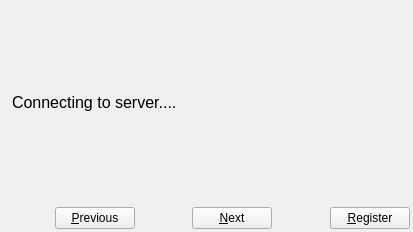
Before: the Qt Designer form src/imclient/login/applyforregistrationwidget.ui in ihehui/messenger, drawn with Qt 5.
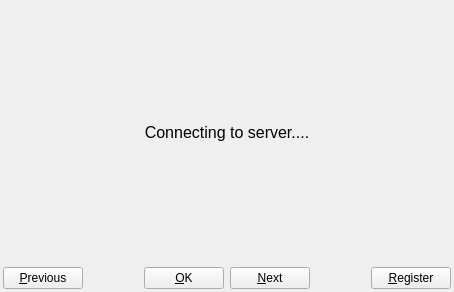
After: the same form once the commit is applied.

```diff
--- a/src/imclient/login/applyforregistrationwidget.ui
+++ b/src/imclient/login/applyforregistrationwidget.ui
@@ -6,8 +6,8 @@
    <rect>
     <x>0</x>
     <y>0</y>
-    <width>413</width>
-    <height>219</height>
+    <width>454</width>
+    <height>292</height>
    </rect>
   </property>
   <property name="windowTitle">
@@ -34,6 +34,9 @@
          <property name="text">
           <string>Connecting to server....</string>
          </property>
+         <property name="alignment">
+          <set>Qt::AlignCenter</set>
+         </property>
         </widget>
        </item>
       </layout>
@@ -328,19 +331,6 @@
    </item>
    <item row="1" column="0">
     <layout class="QHBoxLayout" name="horizontalLayout">
-     <item>
-      <spacer name="horizontalSpacer_2">
-       <property name="orientation">
-        <enum>Qt::Horizontal</enum>
-       </property>
-       <property name="sizeHint" stdset="0">
-        <size>
-         <width>40</width>
-         <height>20</height>
-        </size>
-       </property>
-      </spacer>
-     </item>
      <item>
       <widget class="QPushButton" name="pushButtonPrevious">
        <property name="text">
@@ -361,6 +351,13 @@
        </property>
       </spacer>
      </item>
+     <item>
+      <widget class="QPushButton" name="pushButtonOK">
+       <property name="text">
+        <string>&amp;OK</string>
+       </property>
+      </widget>
+     </item>
      <item>
       <widget class="QPushButton" name="pushButtonNext">
        <property name="text">
```
Left out of the diff: 17 changed lines with no effect on the pictures.
